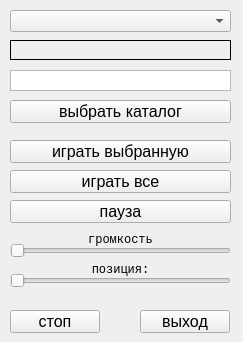
Old version of the form SoundForm.ui in the repository psesg/SoundAlpha.
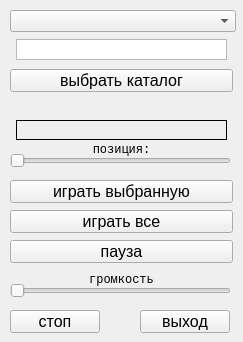
New version of the form. Icons and pictures are not drawn.

Commit message: may be final

Patch:
```diff
--- a/SoundForm.ui
+++ b/SoundForm.ui
@@ -53,8 +53,8 @@
     <property name="geometry">
      <rect>
       <x>10</x>
-      <y>140</y>
-      <width>221</width>
+      <y>180</y>
+      <width>223</width>
       <height>23</height>
      </rect>
     </property>
@@ -80,8 +80,8 @@
     <property name="geometry">
      <rect>
       <x>10</x>
-      <y>200</y>
-      <width>221</width>
+      <y>240</y>
+      <width>223</width>
       <height>23</height>
      </rect>
     </property>
@@ -123,14 +123,14 @@
      <rect>
       <x>10</x>
       <y>10</y>
-      <width>221</width>
+      <width>226</width>
       <height>22</height>
      </rect>
     </property>
     <property name="font">
      <font>
       <family>Arial Narrow</family>
-      <pointsize>8</pointsize>
+      <pointsize>10</pointsize>
      </font>
     </property>
     <property name="currentText">
@@ -141,7 +141,7 @@
     <property name="geometry">
      <rect>
       <x>10</x>
-      <y>240</y>
+      <y>280</y>
       <width>221</width>
       <height>22</height>
      </rect>
@@ -154,7 +154,7 @@
     <property name="geometry">
      <rect>
       <x>10</x>
-      <y>270</y>
+      <y>150</y>
       <width>221</width>
       <height>22</height>
      </rect>
@@ -167,8 +167,8 @@
     <property name="geometry">
      <rect>
       <x>10</x>
-      <y>230</y>
-      <width>221</width>
+      <y>270</y>
+      <width>223</width>
       <height>20</height>
      </rect>
     </property>
@@ -189,8 +189,8 @@
     <property name="geometry">
      <rect>
       <x>10</x>
-      <y>260</y>
-      <width>221</width>
+      <y>140</y>
+      <width>223</width>
       <height>20</height>
      </rect>
     </property>
@@ -216,8 +216,8 @@
     <property name="geometry">
      <rect>
       <x>10</x>
-      <y>170</y>
-      <width>221</width>
+      <y>210</y>
+      <width>223</width>
       <height>23</height>
      </rect>
     </property>
@@ -263,16 +263,16 @@
    <widget class="QLabel" name="label_cursong">
     <property name="geometry">
      <rect>
-      <x>10</x>
-      <y>40</y>
-      <width>221</width>
+      <x>16</x>
+      <y>120</y>
+      <width>211</width>
       <height>20</height>
      </rect>
     </property>
     <property name="font">
      <font>
       <family>Arial Narrow</family>
-      <pointsize>8</pointsize>
+      <pointsize>10</pointsize>
      </font>
     </property>
     <property name="frameShape">
@@ -288,16 +288,16 @@
    <widget class="QPlainTextEdit" name="plainTextEdit_start_dir">
     <property name="geometry">
      <rect>
-      <x>10</x>
-      <y>70</y>
-      <width>221</width>
+      <x>16</x>
+      <y>39</y>
+      <width>211</width>
       <height>21</height>
      </rect>
     </property>
     <property name="font">
      <font>
       <family>Arial Narrow</family>
-      <pointsize>6</pointsize>
+      <pointsize>10</pointsize>
      </font>
     </property>
     <property name="inputMethodHints">
@@ -311,8 +311,8 @@
     <property name="geometry">
      <rect>
       <x>10</x>
-      <y>100</y>
-      <width>221</width>
+      <y>69</y>
+      <width>223</width>
       <height>23</height>
      </rect>
     </property>
```
Left out of the diff: 17 changed lines with no effect on the pictures. The commit also changes 2 other files.
